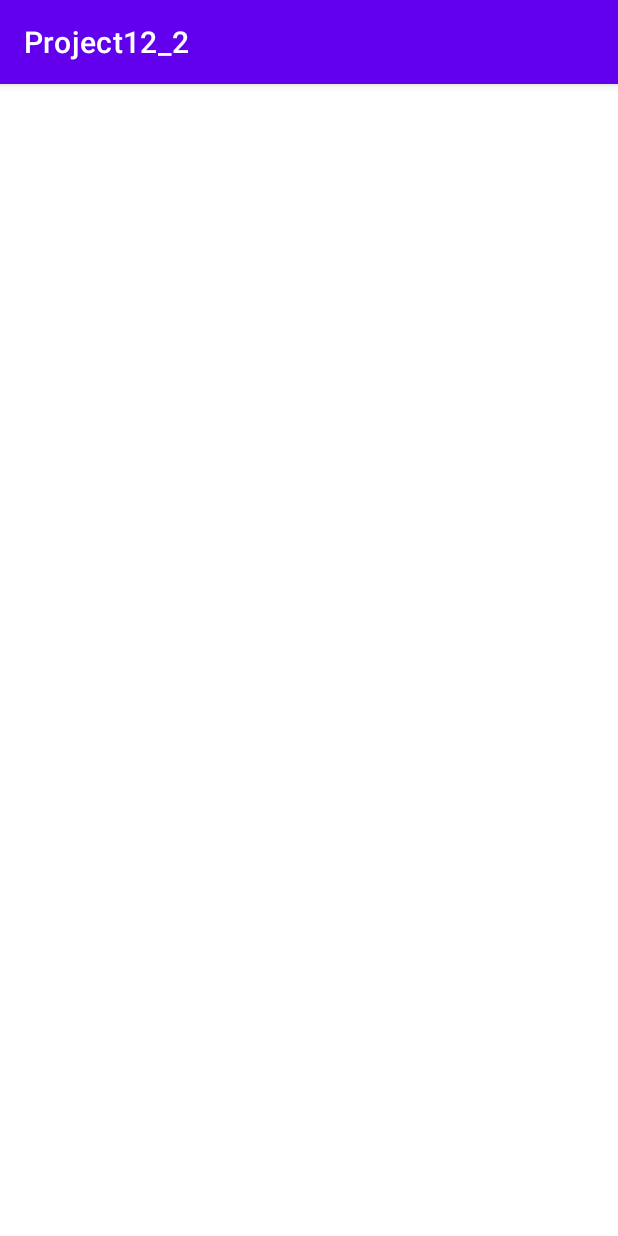
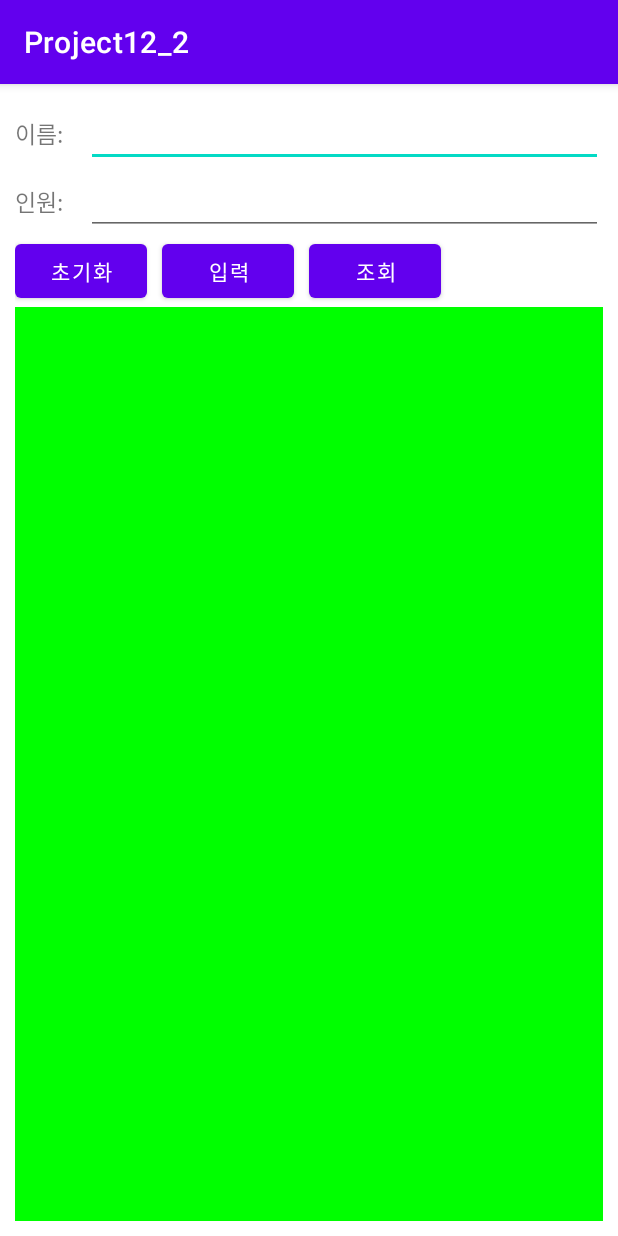
Before and after one commit to khjkhj0329/Project12_2, an Android app: the screen it shows after launch (MainActivity), on a phone screen of 412 x 824 dp. Run offline under Robolectric (Android 15) with nearby library versions, the phone set to English and light mode, and no system bars.

Commit message:
edit activity_main.xml Commit

```diff
--- a/app/src/main/res/layout/activity_main.xml
+++ b/app/src/main/res/layout/activity_main.xml
@@ -4,6 +4,7 @@
     xmlns:tools="http://schemas.android.com/tools"
     android:layout_width="match_parent"
     android:layout_height="match_parent"
+    android:padding="10dp"
     android:orientation="vertical"
     tools:context=".MainActivity">
 
@@ -11,7 +12,67 @@
         android:orientation="horizontal"
         android:layout_width="match_parent"
         android:layout_height="wrap_content">
+        <TextView
+            android:layout_width="wrap_content"
+            android:layout_height="wrap_content"
+            android:text="@string/name"
+            android:textSize="15sp"
 
+            android:layout_marginRight="15dp"/>
+        <EditText
+            android:id="@+id/edit_name"
+            android:layout_width="match_parent"
+            android:layout_height="wrap_content"/>
+
+    </LinearLayout>
+    <LinearLayout
+        android:orientation="horizontal"
+        android:layout_width="match_parent"
+        android:layout_height="wrap_content">
+        <TextView
+            android:layout_width="wrap_content"
+            android:layout_height="wrap_content"
+            android:text="@string/count"
+            android:textSize="15sp"
+            android:layout_marginRight="15dp"/>
+        <EditText
+            android:id="@+id/edit_count"
+            android:inputType="number"
+            android:layout_width="match_parent"
+            android:layout_height="wrap_content"/>
+
+    </LinearLayout>
+    <LinearLayout
+        android:orientation="horizontal"
+        android:layout_width="match_parent"
+        android:layout_height="wrap_content">
+        <Button
+            android:id="@+id/btn_init"
+            android:layout_width="wrap_content"
+            android:layout_height="wrap_content"
+            android:layout_marginRight="10dp"
+            android:text="@string/btn_init"/>
+        <Button
+            android:id="@+id/btn_input"
+            android:layout_width="wrap_content"
+            android:layout_height="wrap_content"
+            android:layout_marginRight="10dp"
+            android:text="@string/btn_input"/>
+        <Button
+            android:id="@+id/btn_search"
+            android:layout_width="wrap_content"
+            android:layout_height="wrap_content"
+            android:text="@string/btn_search"/>
+    </LinearLayout>
+    <LinearLayout
+        android:orientation="horizontal"
+        android:layout_width="match_parent"
+        android:layout_height="match_parent">
+        <EditText
+            android:id="@+id/edit_result"
+            android:background="#00ff00"
+            android:layout_width="match_parent"
+            android:layout_height="match_parent"/>
     </LinearLayout>
 
 </LinearLayout>
--- a/app/src/main/res/values/strings.xml
+++ b/app/src/main/res/values/strings.xml
@@ -1,7 +1,9 @@
 <resources>
     <string name="app_name">Project12_2</string>
-    <string name="name">이름</string>
-    <string name="count">인원</string>
+    <string name="name">이름: </string>
+    <string name="count">인원: </string>
     <string name="btn_init">초기화</string>
+    <string name="btn_input">입력</string>
+    <string name="btn_search">조회</string>
 
 </resources>
```
